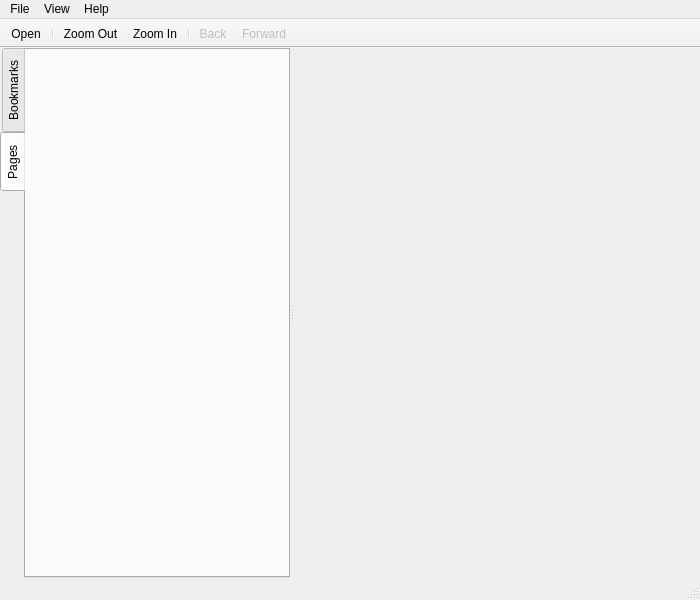
Old version of the form examples/pdfwidgets/pdfviewer/mainwindow.ui in the repository qtproject/pyside-pyside-setup.
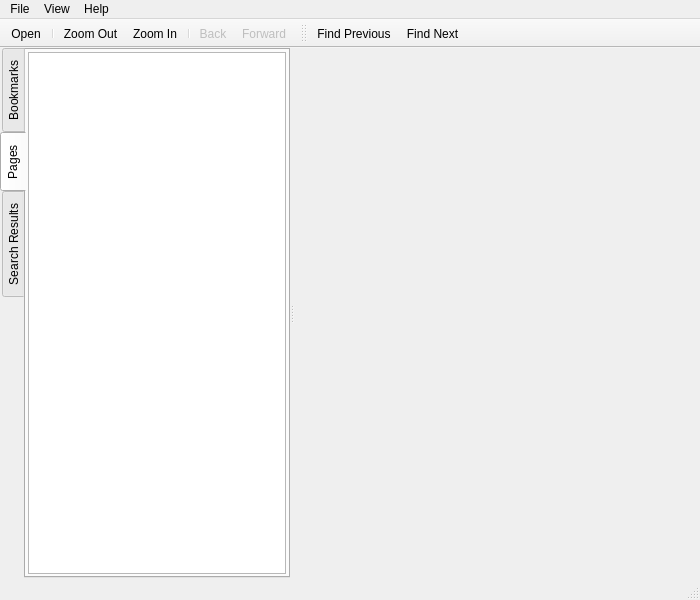
New version of the form. The open tabs and pages were chosen to show the change. Icons and pictures are not drawn. Custom widgets are drawn as their Qt base class.

Patch:
```diff
--- a/examples/pdfwidgets/pdfviewer/mainwindow.ui
+++ b/examples/pdfwidgets/pdfviewer/mainwindow.ui
@@ -111,6 +111,74 @@
            <attribute name="title">
             <string>Pages</string>
            </attribute>
+           <layout class="QVBoxLayout" name="verticalLayout_4">
+            <property name="leftMargin">
+             <number>2</number>
+            </property>
+            <property name="topMargin">
+             <number>2</number>
+            </property>
+            <property name="rightMargin">
+             <number>2</number>
+            </property>
+            <property name="bottomMargin">
+             <number>2</number>
+            </property>
+            <item>
+             <widget class="QListView" name="thumbnailsView">
+              <property name="sizePolicy">
+               <sizepolicy hsizetype="Preferred" vsizetype="Expanding">
+                <horstretch>0</horstretch>
+                <verstretch>0</verstretch>
+               </sizepolicy>
+              </property>
+              <property name="iconSize">
+               <size>
+                <width>128</width>
+                <height>128</height>
+               </size>
+              </property>
+              <property name="movement">
+               <enum>QListView::Movement::Static</enum>
+              </property>
+              <property name="resizeMode">
+               <enum>QListView::ResizeMode::Adjust</enum>
+              </property>
+              <property name="viewMode">
+               <enum>QListView::ViewMode::IconMode</enum>
+              </property>
+             </widget>
+            </item>
+           </layout>
+          </widget>
+          <widget class="QWidget" name="searchResultsTab">
+           <attribute name="title">
+            <string>Search Results</string>
+           </attribute>
+           <layout class="QVBoxLayout" name="verticalLayout_5">
+            <property name="spacing">
+             <number>0</number>
+            </property>
+            <property name="leftMargin">
+             <number>2</number>
+            </property>
+            <property name="topMargin">
+             <number>2</number>
+            </property>
+            <property name="rightMargin">
+             <number>2</number>
+            </property>
+            <property name="bottomMargin">
+             <number>2</number>
+            </property>
+            <item>
+             <widget class="QListView" name="searchResultsView">
+              <property name="horizontalScrollBarPolicy">
+               <enum>Qt::ScrollBarPolicy::ScrollBarAlwaysOff</enum>
+              </property>
+             </widget>
+            </item>
+           </layout>
           </widget>
          </widget>
          <widget class="QPdfView" name="pdfView" native="true">
@@ -188,6 +256,19 @@
    <addaction name="actionForward"/>
   </widget>
   <widget class="QStatusBar" name="statusBar"/>
+  <widget class="QToolBar" name="searchToolBar">
+   <property name="windowTitle">
+    <string>toolBar</string>
+   </property>
+   <attribute name="toolBarArea">
+    <enum>TopToolBarArea</enum>
+   </attribute>
+   <attribute name="toolBarBreak">
+    <bool>false</bool>
+   </attribute>
+   <addaction name="actionFindPrevious"/>
+   <addaction name="actionFindNext"/>
+  </widget>
   <action name="actionOpen">
    <property name="icon">
     <iconset theme="document-open" resource="resources.qrc">
@@ -310,6 +391,36 @@
     <string>forward to next view</string>
    </property>
   </action>
+  <action name="actionFindNext">
+   <property name="icon">
+    <iconset theme="go-down" resource="resources.qrc">
+     <normaloff>:/icons/images/go-down-search.svgz</normaloff>:/icons/images/go-down-search.svgz</iconset>
+   </property>
+   <property name="text">
+    <string>Find Next</string>
+   </property>
+   <property name="toolTip">
+    <string>Find the next occurrence of the phrase</string>
+   </property>
+   <property name="shortcut">
+    <string>F3</string>
+   </property>
+  </action>
+  <action name="actionFindPrevious">
+   <property name="icon">
+    <iconset theme="go-up" resource="resources.qrc">
+     <normaloff>:/icons/images/go-up-search.svgz</normaloff>:/icons/images/go-up-search.svgz</iconset>
+   </property>
+   <property name="text">
+    <string>Find Previous</string>
+   </property>
+   <property name="toolTip">
+    <string>Find the previous occurrence of the phrase</string>
+   </property>
+   <property name="shortcut">
+    <string>Shift+F3</string>
+   </property>
+  </action>
  </widget>
  <layoutdefault spacing="6" margin="11"/>
  <customwidgets>
```
Left out of the diff: 2 changed lines with no effect on the pictures.
